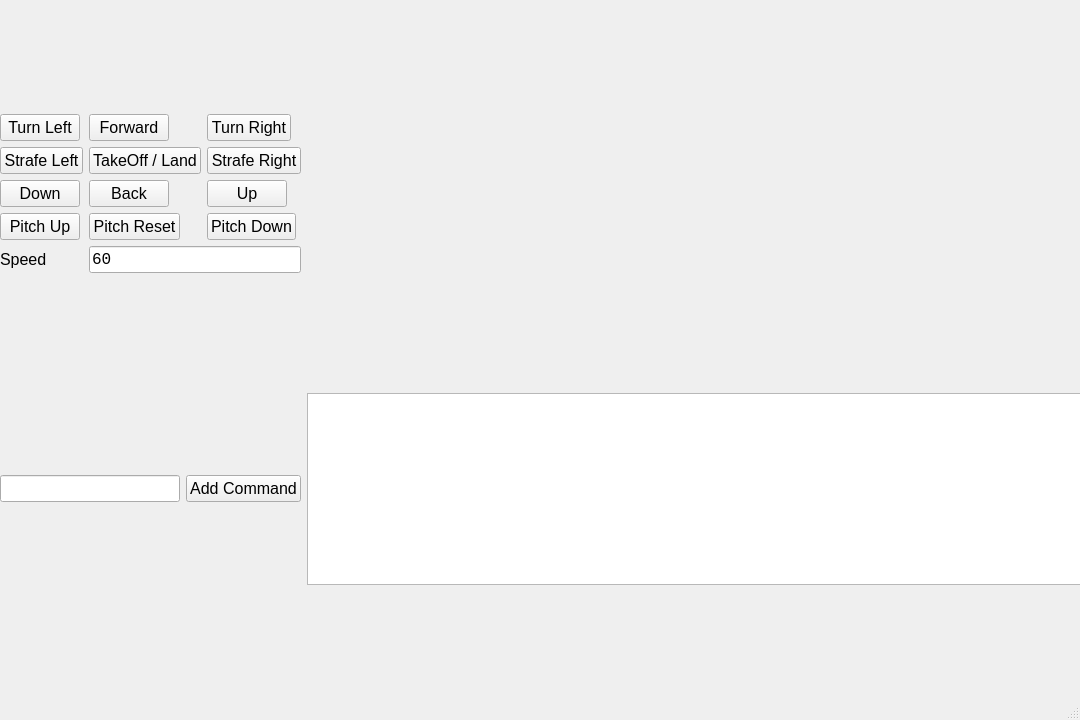
Qt form PySide2GUI/ui/WubaGUI.ui (vladosaurus/tello) before a commit.
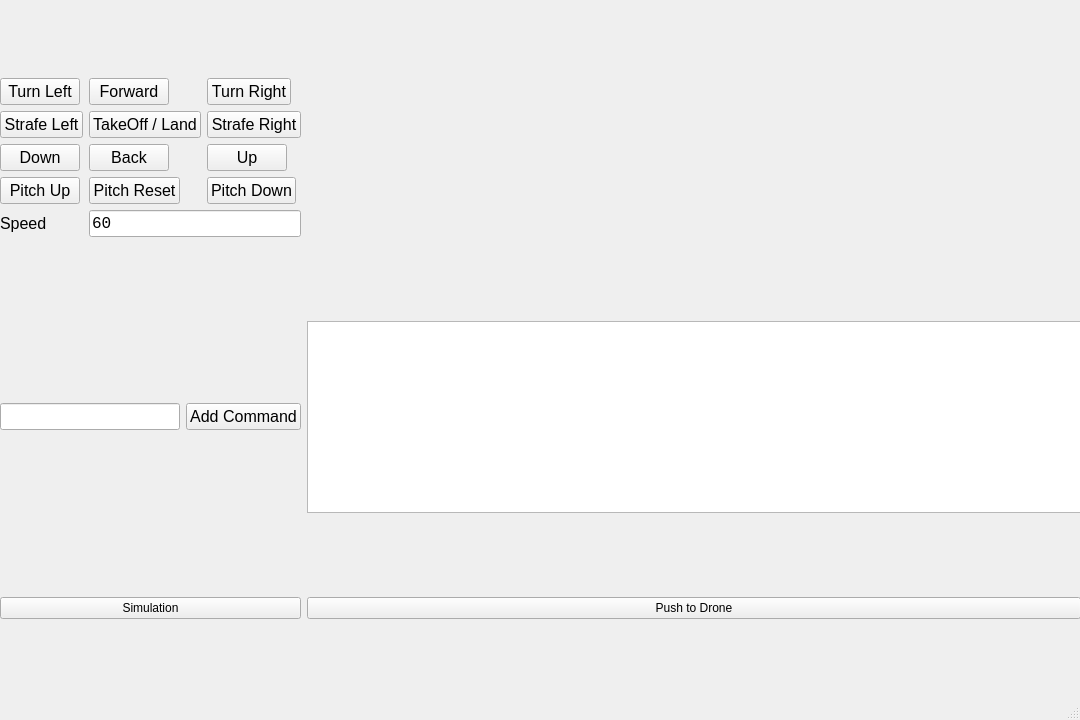
The same form after that commit.

Commit message: Add buttons for simulation and push to drone

What changed in the file:
```diff
--- a/PySide2GUI/ui/WubaGUI.ui
+++ b/PySide2GUI/ui/WubaGUI.ui
@@ -383,23 +383,7 @@
        </item>
       </layout>
      </item>
-     <item row="2" column="1">
-      <widget class="QPlainTextEdit" name="teCommands">
-       <property name="sizePolicy">
-        <sizepolicy hsizetype="Minimum" vsizetype="Fixed">
-         <horstretch>0</horstretch>
-         <verstretch>0</verstretch>
-        </sizepolicy>
-       </property>
-       <property name="font">
-        <font>
-         <family>Courier New</family>
-         <pointsize>12</pointsize>
-        </font>
-       </property>
-      </widget>
-     </item>
-     <item row="2" column="0">
+     <item row="3" column="0">
       <layout class="QHBoxLayout" name="hCommands">
        <item>
         <widget class="QLineEdit" name="lineEdit">
@@ -443,6 +427,36 @@
        </item>
       </layout>
      </item>
+     <item row="4" column="1">
+      <widget class="QPushButton" name="bPushToDrone">
+       <property name="text">
+        <string>Push to Drone</string>
+       </property>
+      </widget>
+     </item>
+     <item row="3" column="1">
+      <widget class="QPlainTextEdit" name="teCommands">
+       <property name="sizePolicy">
+        <sizepolicy hsizetype="Minimum" vsizetype="Fixed">
+         <horstretch>0</horstretch>
+         <verstretch>0</verstretch>
+        </sizepolicy>
+       </property>
+       <property name="font">
+        <font>
+         <family>Courier New</family>
+         <pointsize>12</pointsize>
+        </font>
+       </property>
+      </widget>
+     </item>
+     <item row="4" column="0">
+      <widget class="QPushButton" name="bSimulation">
+       <property name="text">
+        <string>Simulation</string>
+       </property>
+      </widget>
+     </item>
     </layout>
    </widget>
   </widget>
```
Left out of the diff: 86 changed lines with no effect on the pictures. The commit also changes 2 other files.
